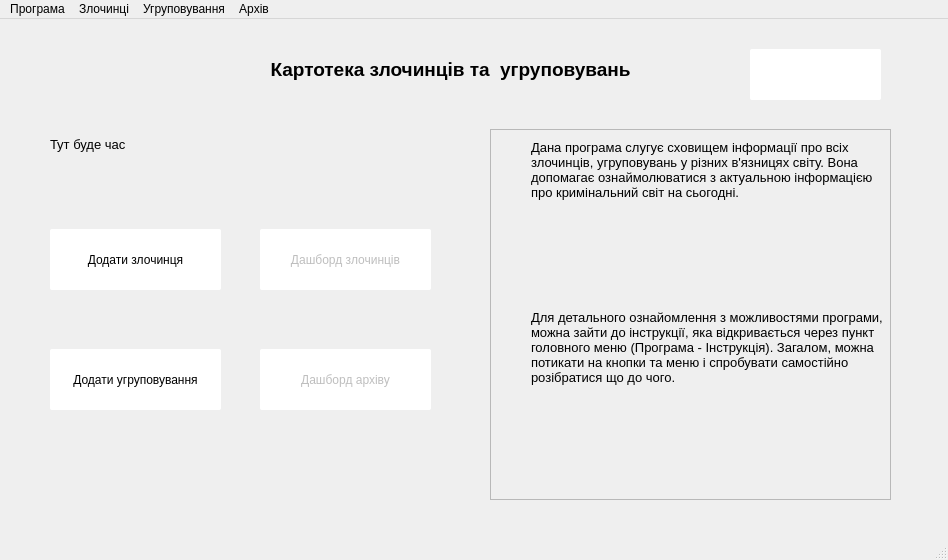
This is app/gui/main.ui in ValRudyka/courseprogram as Qt 5 draws it before an edit. The edited form follows.
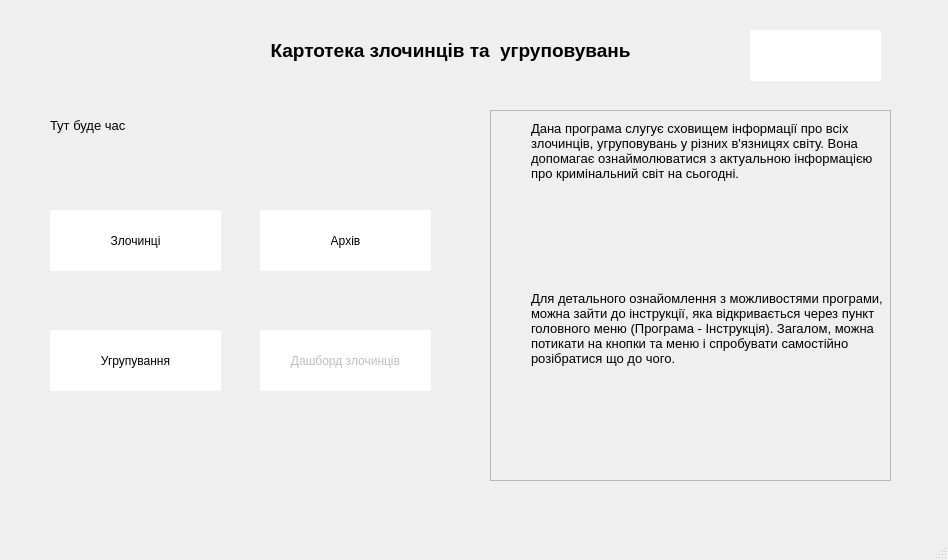
This is the edited form. Icons and pictures are not drawn.

Diff of the .ui file:
```diff
--- a/app/gui/main.ui
+++ b/app/gui/main.ui
@@ -106,7 +106,7 @@
 border-radius: 2px;</string>
     </property>
     <property name="text">
-     <string>Додати злочинця</string>
+     <string>Злочинці</string>
     </property>
     <property name="icon">
      <iconset>
@@ -134,7 +134,7 @@
 border-radius: 2px;</string>
     </property>
     <property name="text">
-     <string>Додати угруповування</string>
+     <string>Угрупування</string>
     </property>
     <property name="icon">
      <iconset>
@@ -149,12 +149,12 @@
    </widget>
    <widget class="QPushButton" name="pushButton_4">
     <property name="enabled">
-     <bool>false</bool>
+     <bool>true</bool>
     </property>
     <property name="geometry">
      <rect>
       <x>260</x>
-      <y>330</y>
+      <y>210</y>
       <width>171</width>
       <height>61</height>
      </rect>
@@ -165,7 +165,7 @@
 border-radius: 2px;</string>
     </property>
     <property name="text">
-     <string>Дашборд архіву</string>
+     <string>Архів</string>
     </property>
     <property name="icon">
      <iconset>
@@ -295,7 +295,7 @@
     <property name="geometry">
      <rect>
       <x>260</x>
-      <y>210</y>
+      <y>330</y>
       <width>171</width>
       <height>61</height>
      </rect>
@@ -320,45 +320,6 @@
     </property>
    </widget>
   </widget>
-  <widget class="QMenuBar" name="menubar">
-   <property name="geometry">
-    <rect>
-     <x>0</x>
-     <y>0</y>
-     <width>948</width>
-     <height>26</height>
-    </rect>
-   </property>
-   <widget class="QMenu" name="menu">
-    <property name="title">
-     <string>Програма</string>
-    </property>
-    <addaction name="action_4"/>
-    <addaction name="separator"/>
-    <addaction name="action_6"/>
-    <addaction name="separator"/>
-    <addaction name="action_8"/>
-   </widget>
-   <widget class="QMenu" name="menu_2">
-    <property name="title">
-     <string>Злочинці</string>
-    </property>
-   </widget>
-   <widget class="QMenu" name="menu_3">
-    <property name="title">
-     <string>Угруповування</string>
-    </property>
-   </widget>
-   <widget class="QMenu" name="menu_4">
-    <property name="title">
-     <string>Архів</string>
-    </property>
-   </widget>
-   <addaction name="menu"/>
-   <addaction name="menu_2"/>
-   <addaction name="menu_3"/>
-   <addaction name="menu_4"/>
-  </widget>
   <widget class="QStatusBar" name="statusbar"/>
   <action name="action">
    <property name="text">
```
